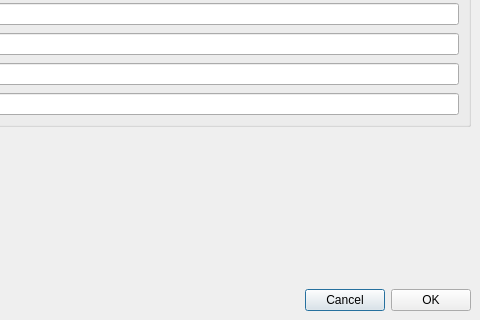
Before: the Qt Designer form src/gui/Export3mfDialog.ui in openscad/openscad, drawn with Qt 5; both pictures show x 221 to 701 and y 410 to 730 of the 701 by 730 pixel window.
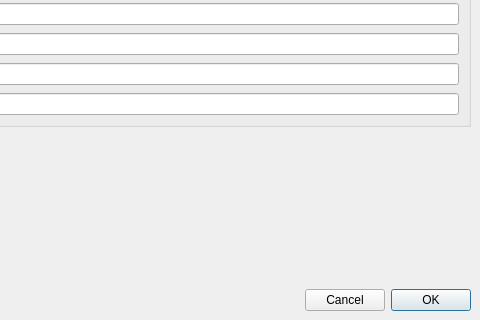
After: the same form once the commit is applied. Icons and pictures are not drawn.

Commit message: Set [OK] as default for SVG, PDF, and 3MF exports.  Fixes #6170.

Diff of the .ui file:
```diff
--- a/src/gui/Export3mfDialog.ui
+++ b/src/gui/Export3mfDialog.ui
@@ -581,6 +581,9 @@
        <property name="text">
         <string>OK</string>
        </property>
+       <property name="default">
+        <bool>true</bool>
+       </property>
       </widget>
      </item>
     </layout>
```
The commit also changes 7 other files.
